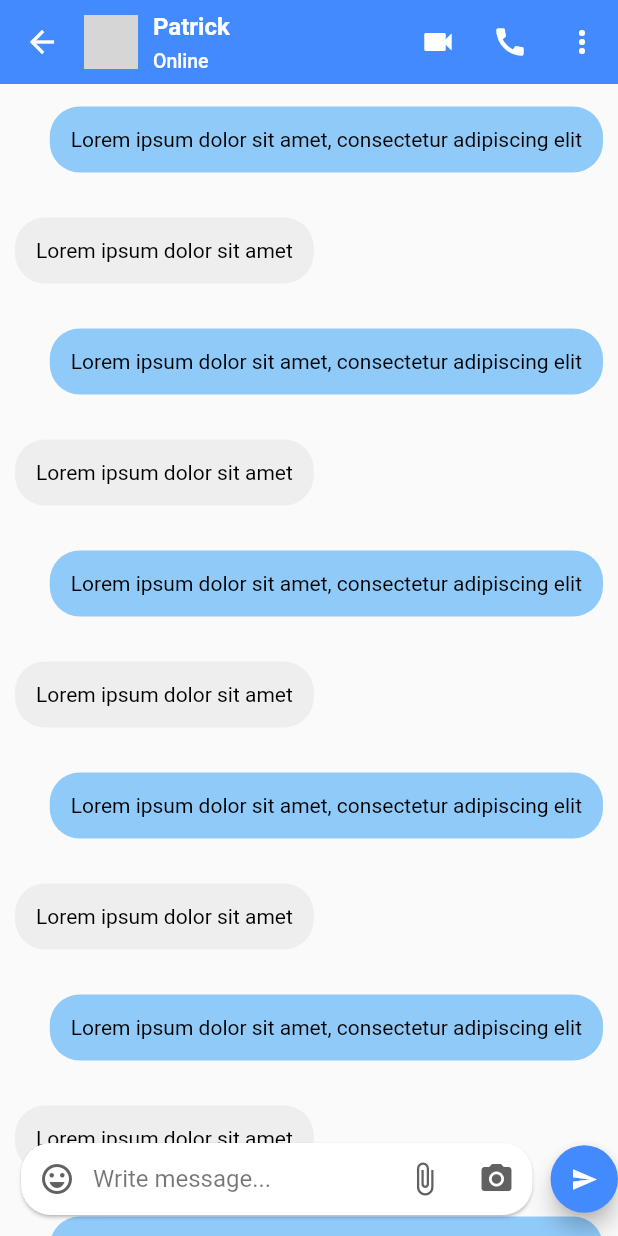
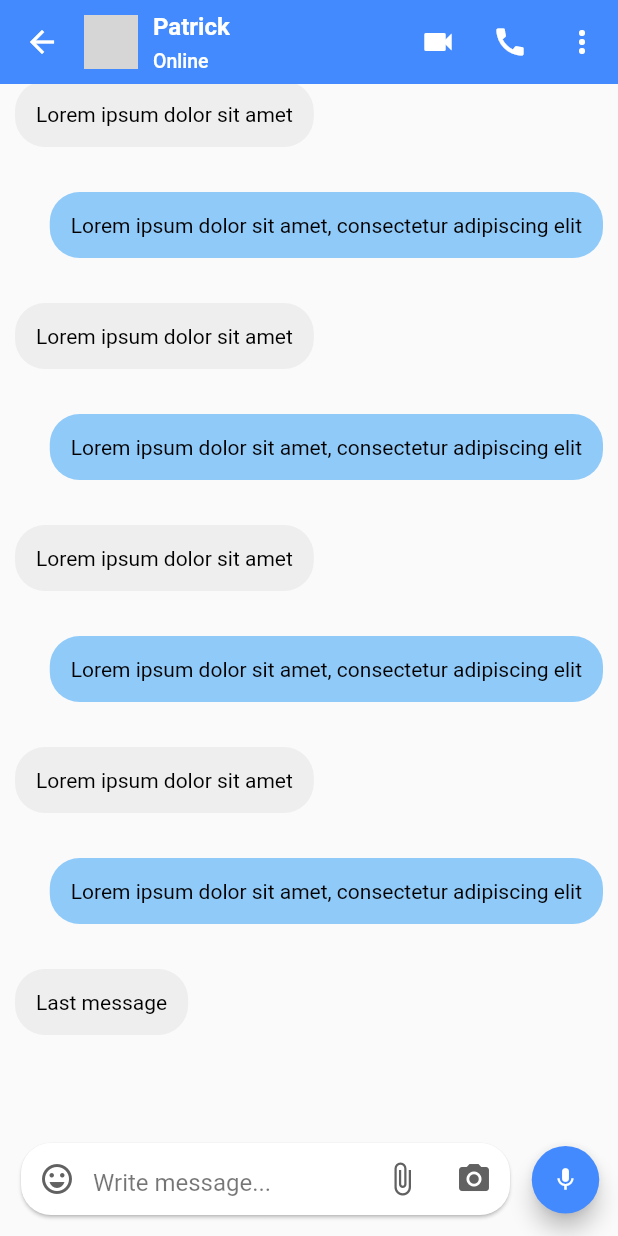
Before and after one commit to SrijanDas/XChat, a Flutter app: the screen it shows after launch, after a tap on "Patrick", on a phone screen of 412 x 824 dp. Run offline on Flutter 3.47's test engine with Material 2 defaults, Android fonts, the phone set to English and light mode, and no system bars; network calls fail; grey boxes are pictures that could not be loaded.

Commit message:
added sending new message

```diff
--- a/lib/screens/chat_screen.dart
+++ b/lib/screens/chat_screen.dart
@@ -15,7 +15,7 @@ class ChatScreen extends StatefulWidget {
 }
 
 class _ChatScreenState extends State<ChatScreen> {
-  final List<Message> messages = [
+  List<Message> messages = [
     Message(
         chatId: "fkldjgl",
         readBy: [User(name: "patrick", userId: "userId")],
@@ -79,10 +79,49 @@ class _ChatScreenState extends State<ChatScreen> {
   ];
 
   final String currentUser = "srijan";
+  final ScrollController _scrollController = ScrollController();
+  late TextEditingController _inputController;
+  bool showSendBtn = false;
+
+  @override
+  void initState() {
+    // TODO: implement initState
+    super.initState();
+
+    _inputController = TextEditingController();
+    WidgetsBinding.instance.addPostFrameCallback((timeStamp) {
+      _scrollController.jumpTo(_scrollController.position.maxScrollExtent);
+    });
+  }
+
+  void sendMessage() {
+    setState(() {
+      messages.add(Message(
+          chatId: "chatId",
+          readBy: [User(name: "patrick", userId: "userId")],
+          senderId: currentUser,
+          content: _inputController.text));
+
+      showSendBtn = false;
+    });
+
+    _scrollController.animateTo(_scrollController.position.maxScrollExtent,
+        duration: const Duration(milliseconds: 300), curve: Curves.easeOut);
+
+    _inputController.clear();
+  }
+
+  @override
+  void dispose() {
+    super.dispose();
+
+    _inputController.dispose();
+  }
 
   @override
   Widget build(BuildContext context) {
     return Scaffold(
+      // resizeToAvoidBottomInset: true,
         appBar: AppBar(
           elevation: 0,
           titleSpacing: 0,
@@ -141,38 +180,54 @@ class _ChatScreenState extends State<ChatScreen> {
         ),
         body: Stack(
           children: [
-            SingleChildScrollView(
+            GestureDetector(
+              onTap: (){
+                FocusNode currentFocus = FocusScope.of(context);
+                if(!currentFocus.hasPrimaryFocus) {
+                  currentFocus.unfocus();
+                }
+              },
+              child: Container(
+                height: MediaQuery.of(context).size.height - 175,
+                padding: const EdgeInsets.symmetric(horizontal: 10),
+                child: ListView.builder(
+                  keyboardDismissBehavior: ScrollViewKeyboardDismissBehavior.onDrag,
+                    controller: _scrollController,
                     physics: scrollPhysics,
-              padding: const EdgeInsets.fromLTRB(10.0, 0, 10.0, 60.0),
-              child: Column(
-                children: messages
-                    .map((m) => Align(
-                          alignment: m.senderId == currentUser
+                    addAutomaticKeepAlives: false,
+                    cacheExtent: 100.0,
+                    shrinkWrap: true,
+                    itemCount: messages.length,
+                    itemBuilder: (context, i) {
+                      return Align(
+                        alignment: messages[i].senderId == currentUser
                             ? Alignment.topRight
                             : Alignment.topLeft,
                         child: Container(
                           decoration: BoxDecoration(
                             borderRadius: BorderRadius.circular(20),
-                              color: m.senderId == currentUser
+                            color: messages[i].senderId == currentUser
                                 ? Colors.blue[200]
                                 : Colors.grey.shade200,
                           ),
                           padding: const EdgeInsets.all(14.0),
                           margin: const EdgeInsets.symmetric(vertical: 15.0),
                           child: Text(
-                              m.content,
+                            messages[i].content,
                             style: const TextStyle(color: Colors.black),
                           ),
                         ),
-                        ))
-                    .toList(),
+                      );
+                    }),
               ),
             ),
+
             Align(
               alignment: Alignment.bottomLeft,
               child: Container(
-                padding: const EdgeInsets.only(left: 10, bottom: 10, top: 10),
+                padding: const EdgeInsets.all(10),
                 child: Row(
+                  crossAxisAlignment: CrossAxisAlignment.end,
                   children: [
                     Expanded(
                       child: Card(
@@ -181,22 +236,38 @@ class _ChatScreenState extends State<ChatScreen> {
                           borderRadius: BorderRadius.all(Radius.circular(20)),
                         ),
                         child: Row(
-                          mainAxisAlignment: MainAxisAlignment.center,
-                          crossAxisAlignment: CrossAxisAlignment.center,
+                          crossAxisAlignment: CrossAxisAlignment.end,
                           children: [
                             IconButton(
                                 onPressed: () {},
                                 splashRadius: 18.0,
                                 icon: Icon(Icons.emoji_emotions_outlined,
-                                    color: grey)
-                            ),
-                            const Expanded(
+                                    color: grey)),
+                            Expanded(
                               child: TextField(
-                                decoration: InputDecoration(
+                                textAlignVertical: TextAlignVertical.center,
+                                keyboardType: TextInputType.multiline,
+                                maxLines: 5,
+                                minLines: 1,
+
+                                onChanged: (value) {
+                                  if (value.isNotEmpty) {
+                                    setState(() {
+                                      showSendBtn = true;
+                                    });
+                                  } else {
+                                    setState(() {
+                                      showSendBtn = false;
+                                    });
+                                  }
+                                },
+
+                                showCursor: true,
+                                controller: _inputController,
+                                decoration: const InputDecoration(
                                     hintText: "Write message...",
                                     hintStyle: TextStyle(color: Colors.black54),
-                                    border: InputBorder.none
-                                ),
+                                    border: InputBorder.none),
                               ),
                             ),
                             IconButton(
@@ -214,17 +285,28 @@ class _ChatScreenState extends State<ChatScreen> {
                     const SizedBox(
                       width: 8,
                     ),
-                    Container(
-                      height: 45,
-                      width: 45,
+                    SizedBox(
+                      height: 50,
+                      width: 50,
+                      child: Padding(
+                        padding: const EdgeInsets.only(bottom: 5),
                         child: FloatingActionButton(
-                          onPressed: () {},
+                            onPressed: () => {
+                              if(showSendBtn) {
+                                sendMessage()
+                              }
+                              else {
+                              //  record voice
+                                print("record voice")
+                              }
+                            },
                             backgroundColor: primaryColor,
-                          child: const Icon(
-                            Icons.send,
+                            child: Icon(
+                              showSendBtn ? Icons.send : Icons.mic,
                               color: Colors.white,
                               size: 18,
                             )),
+                      ),
                     )
                   ],
                 ),
```
Lines whose indentation alone changed are shown as unchanged.
